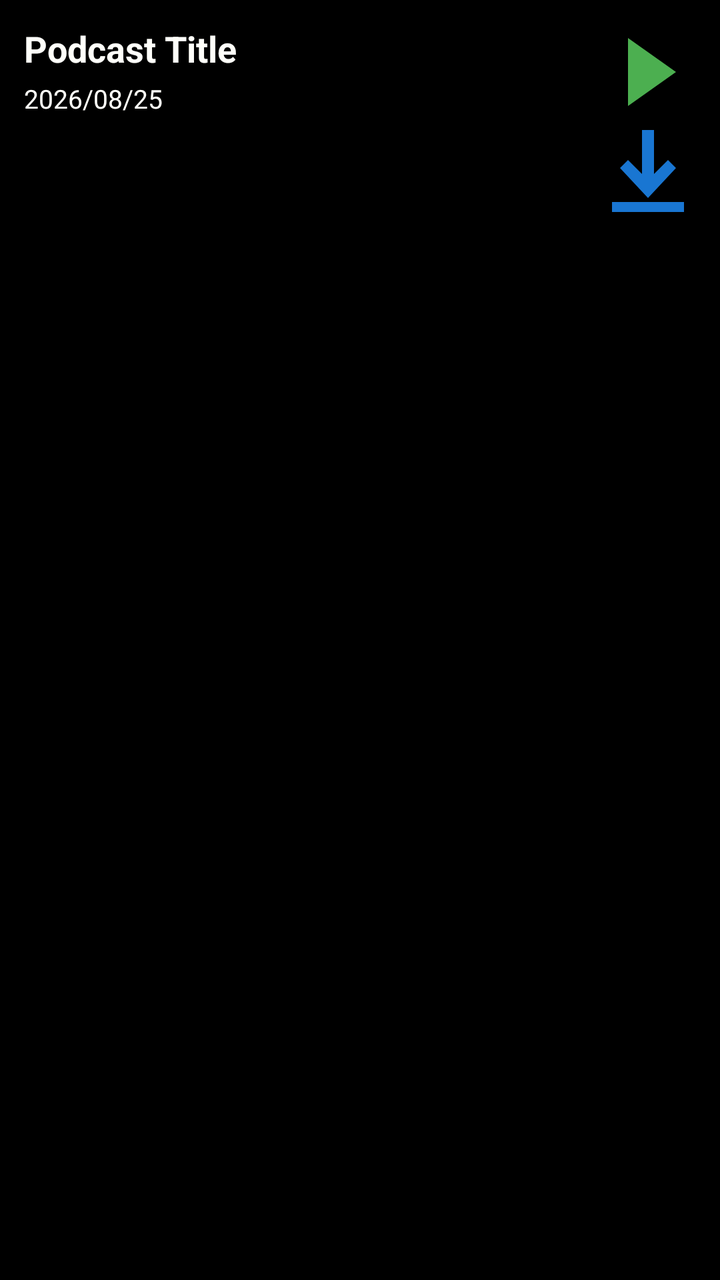
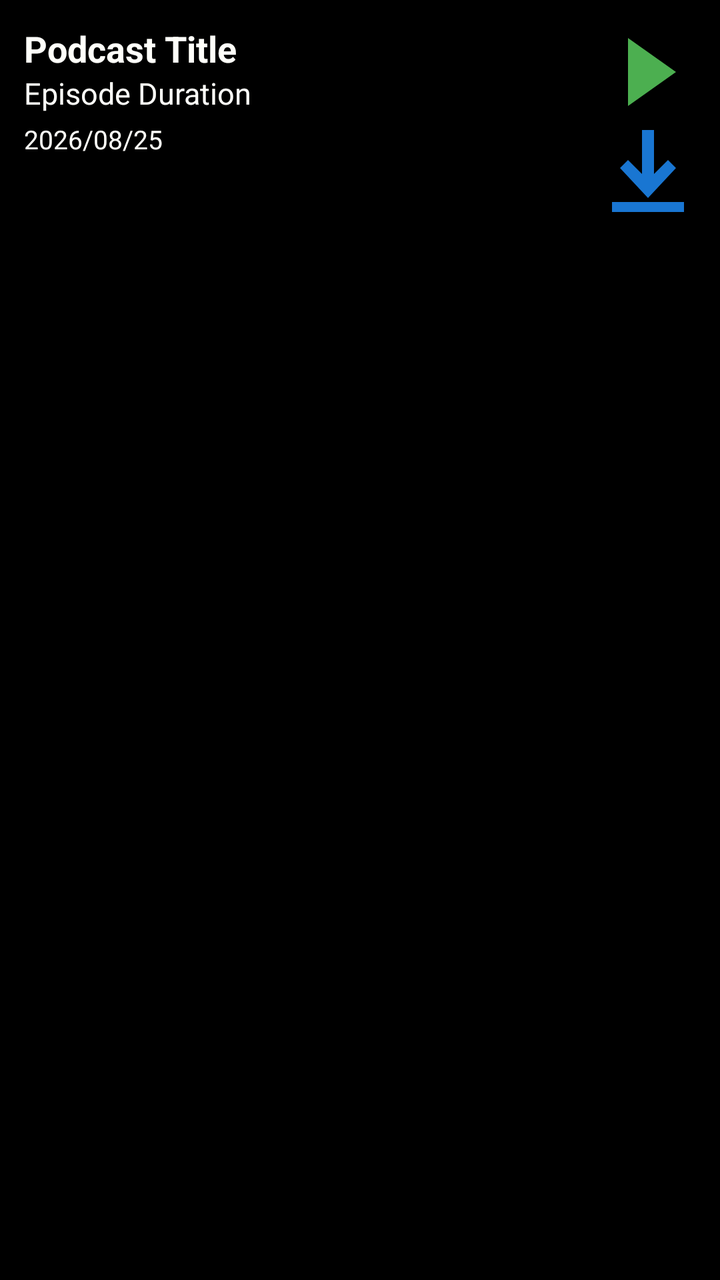

Screens rendered from an Android XML layout before and after an edit, with the pre-edit source and the edit as a unified diff.
<!-- AndroidManifest.xml: application theme Theme.HzPodcast -->
<!-- res/layout/item_episode.xml -->
<?xml version="1.0" encoding="utf-8"?>
<androidx.constraintlayout.widget.ConstraintLayout
    xmlns:android="http://schemas.android.com/apk/res/android"
    xmlns:app="http://schemas.android.com/apk/res-auto"
    android:layout_width="match_parent"
    android:layout_height="wrap_content"
    android:background="@color/black"
    android:padding="12dp">

    <TextView
        android:id="@+id/txtTitle"
        android:layout_width="0dp"
        android:layout_height="wrap_content"
        android:text="Podcast Title"
        android:textSize="18sp"
        android:textStyle="bold"
        android:maxLines="2"
        android:ellipsize="end"
        android:textColor="@color/white"
        app:layout_constraintStart_toStartOf="parent"
        app:layout_constraintEnd_toStartOf="@+id/btnPlay"
        app:layout_constraintTop_toTopOf="parent"/>

    <TextView
        android:id="@+id/txtDate"
        android:layout_width="0dp"
        android:layout_height="wrap_content"
        android:text="2026/08/25"
        android:textSize="13sp"
        android:layout_marginTop="4dp"
        android:textColor="@color/white"
        app:layout_constraintStart_toStartOf="parent"
        app:layout_constraintEnd_toStartOf="@+id/btnPlay"
        app:layout_constraintTop_toBottomOf="@id/txtTitle"/>

    <ImageButton
        android:id="@+id/btnPlay"
        android:layout_width="48dp"
        android:layout_height="48dp"
        android:src="@drawable/ic_play"
        android:background="@android:color/transparent"
        app:layout_constraintEnd_toEndOf="parent"
        app:layout_constraintTop_toTopOf="parent"/>

    <ImageButton
        android:id="@+id/btnDownload"
        android:layout_width="48dp"
        android:layout_height="48dp"
        android:src="@drawable/ic_download"
        android:background="@android:color/transparent"
        app:layout_constraintEnd_toEndOf="parent"
        app:layout_constraintTop_toBottomOf="@id/btnPlay"/>

    
    <ProgressBar
        android:id="@+id/downloadProgress"
        style="?android:attr/progressBarStyleHorizontal"
        android:layout_width="0dp"
        android:layout_height="8dp"
        android:max="100"
        android:visibility="gone"
        android:layout_marginTop="10dp"
        android:layout_marginEnd="10dp"
        app:layout_constraintStart_toStartOf="parent"
        app:layout_constraintEnd_toStartOf="@id/downloadPercent"
        app:layout_constraintTop_toBottomOf="@id/txtDate"/>

    <TextView
        android:id="@+id/downloadPercent"
        android:layout_width="45dp"
        android:layout_height="wrap_content"
        android:text="0%"
        android:textSize="12sp"
        android:gravity="center"
        android:visibility="gone"
        app:layout_constraintEnd_toStartOf="@id/btnDownload"
        app:layout_constraintTop_toBottomOf="@id/txtDate"/>

</androidx.constraintlayout.widget.ConstraintLayout>
<!-- resources referenced by this layout -->
<resources>
  <color name="black">#FF000000</color>
  <color name="white">#FFFFFFFA</color>
  <!-- drawable ic_download (drawable) -->
  <?xml version="1.0" encoding="utf-8"?>
  <vector xmlns:android="http://schemas.android.com/apk/res/android"
      android:width="48dp"
      android:height="48dp"
      android:viewportWidth="48"
      android:viewportHeight="48">
  
      
      <path
          android:fillColor="#1976D2"
          android:pathData="M21,5
                            L27,5
                            L27,27
                            L34,20
                            L38,24
                            L24,39
                            L10,24
                            L14,20
                            L21,27
                            Z" />
  
      
      <path
          android:fillColor="#1976D2"
          android:pathData="M6,41
                            L42,41
                            L42,46
                            L6,46
                            Z" />
  
  </vector>
  <!-- drawable ic_play (drawable) -->
  <?xml version="1.0" encoding="utf-8"?>
  <vector xmlns:android="http://schemas.android.com/apk/res/android"
      android:width="48dp"
      android:height="48dp"
      android:viewportWidth="48"
      android:viewportHeight="48">
  
      
      <path
          android:fillColor="#4CAF50"
          android:pathData="M14,7
                           L38,24
                           L14,41
                           Z" />
  
  </vector>
  <style name="Theme.HzPodcast" parent="Theme.MaterialComponents.DayNight.NoActionBar">
          
          
          
          <item name="colorPrimaryDark">@color/my_actionbar_color</item>
          
          <item name="colorPrimary">@color/purple_700</item>
          <item name="colorPrimaryVariant">@color/purple_700</item>
          <item name="colorOnPrimary">@color/white</item>
          
          <item name="colorSecondary">@color/teal_200</item>
          <item name="colorSecondaryVariant">@color/teal_700</item>
          <item name="colorOnSecondary">@color/black</item>
          
          <item name="android:statusBarColor">?attr/colorPrimaryVariant</item>
          
          <item name="android:actionMenuTextAppearance">@style/MenuTextStyle</item>
      </style>
  <color name="my_actionbar_color">#FF3F3F0F</color>
  <color name="purple_700">#FFC125</color>
  <color name="teal_200">#EEAE00</color>
  <color name="teal_700">#ADAE20</color>
  <style name="MenuTextStyle">
          <item name="android:textColor">@android:color/holo_red_dark</item>
          <item name="android:textSize">30sp</item>
      </style>
</resources>

<!-- the commit's change to res/layout/item_episode.xml (unified diff, before → after) -->
@@ -22,6 +22,33 @@
         app:layout_constraintTop_toTopOf="parent"/>
 
     <TextView
+        android:id="@+id/txtAudioType"
+        android:layout_width="0dp"
+        android:layout_height="wrap_content"
+        android:text="Episode AudioType"
+        android:textSize="15sp"
+        android:maxLines="2"
+        android:ellipsize="end"
+        android:textColor="@color/white"
+        android:visibility="gone"
+        app:layout_constraintStart_toStartOf="parent"
+        app:layout_constraintEnd_toStartOf="@+id/btnPlay"
+        app:layout_constraintTop_toBottomOf="@id/txtTitle"/>
+
+    <TextView
+        android:id="@+id/txtDuration"
+        android:layout_width="0dp"
+        android:layout_height="wrap_content"
+        android:text="Episode Duration"
+        android:textSize="15sp"
+        android:maxLines="2"
+        android:ellipsize="end"
+        android:textColor="@color/white"
+        app:layout_constraintStart_toStartOf="parent"
+        app:layout_constraintEnd_toStartOf="@+id/btnPlay"
+        app:layout_constraintTop_toBottomOf="@id/txtAudioType"/>
+
+    <TextView
         android:id="@+id/txtDate"
         android:layout_width="0dp"
         android:layout_height="wrap_content"
@@ -31,7 +58,7 @@
         android:textColor="@color/white"
         app:layout_constraintStart_toStartOf="parent"
         app:layout_constraintEnd_toStartOf="@+id/btnPlay"
-        app:layout_constraintTop_toBottomOf="@id/txtTitle"/>
+        app:layout_constraintTop_toBottomOf="@id/txtDuration"/>
 
     <ImageButton
         android:id="@+id/btnPlay"
